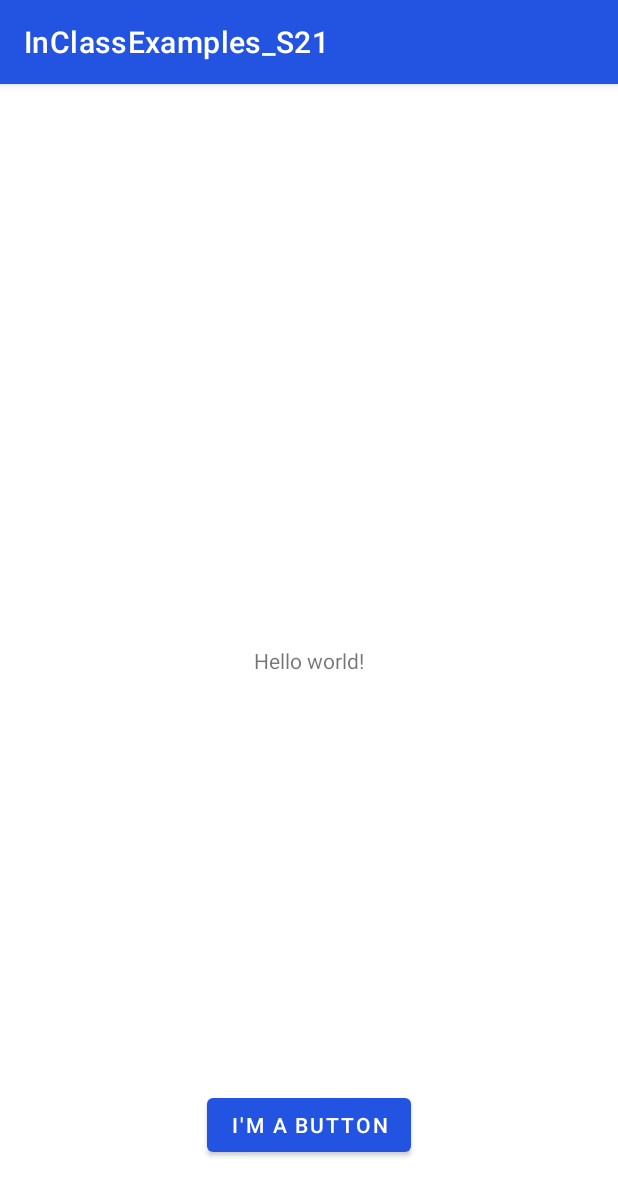
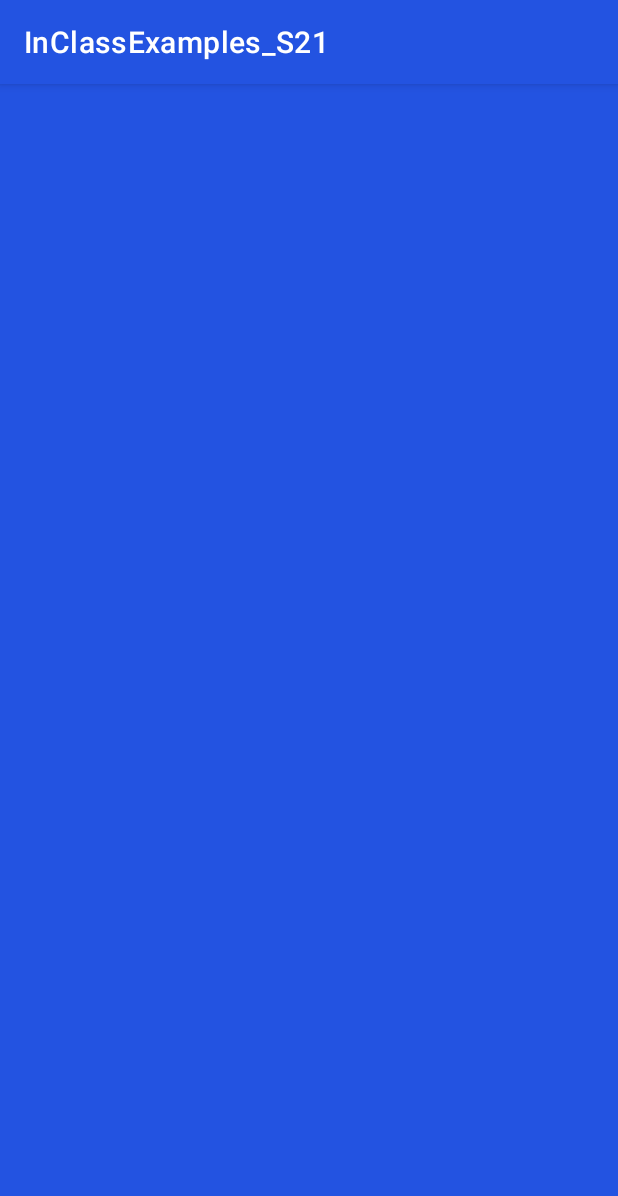
Before and after one commit to etorunski/InClassExamples_S21, an Android app: the screen it shows after launch (MainActivity), on a phone screen of 412 x 824 dp. Shown: the top 1196 px of the screen. Run offline under Robolectric (Android 15) with nearby library versions, the phone set to English and light mode, and no system bars.

Commit message:
Starting week 8

```diff
--- a/app/src/main/res/layout/activity_main.xml
+++ b/app/src/main/res/layout/activity_main.xml
@@ -1,28 +1,8 @@
 <?xml version="1.0" encoding="utf-8"?>
-<androidx.constraintlayout.widget.ConstraintLayout xmlns:android="http://schemas.android.com/apk/res/android"
-    xmlns:app="http://schemas.android.com/apk/res-auto"
-    xmlns:tools="http://schemas.android.com/tools"
+<FrameLayout
+    xmlns:android="http://schemas.android.com/apk/res/android"
     android:layout_width="match_parent"
     android:layout_height="match_parent"
-    tools:context=".MainActivity">
-
-    <TextView
-        android:layout_width="wrap_content"
-        android:layout_height="wrap_content"
-        android:text="@string/hello_message"
-        app:layout_constraintBottom_toBottomOf="parent"
-        app:layout_constraintLeft_toLeftOf="parent"
-        app:layout_constraintRight_toRightOf="parent"
-        app:layout_constraintTop_toTopOf="parent" />
-
-    <Button
-        android:layout_width="wrap_content"
-        android:layout_height="wrap_content"
-        android:layout_marginBottom="50dp"
-        android:text="@string/button_message"
-        app:layout_constraintBottom_toBottomOf="parent"
-        app:layout_constraintEnd_toEndOf="parent"
-        app:layout_constraintHorizontal_bias="0.5"
-        app:layout_constraintStart_toStartOf="parent" />
-
-</androidx.constraintlayout.widget.ConstraintLayout>
+    android:id="@+id/fragmentLocation"
+    android:background="@color/my_primary"
+    />
```
